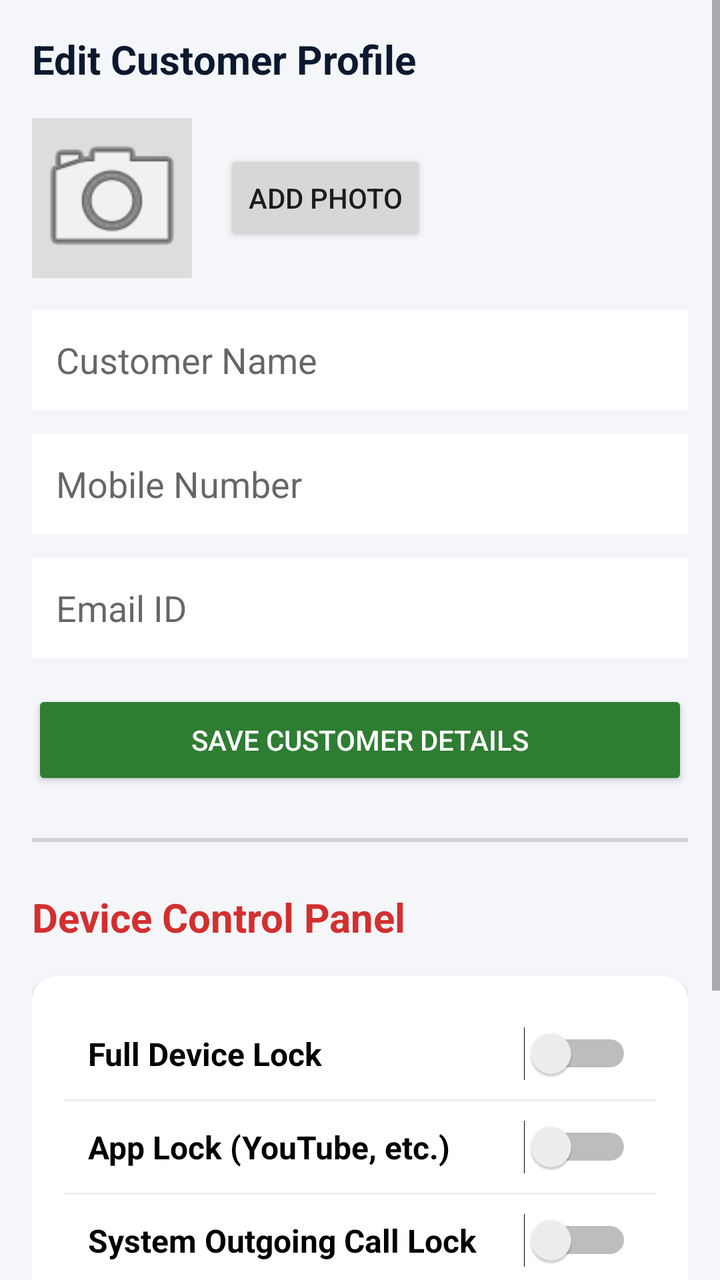
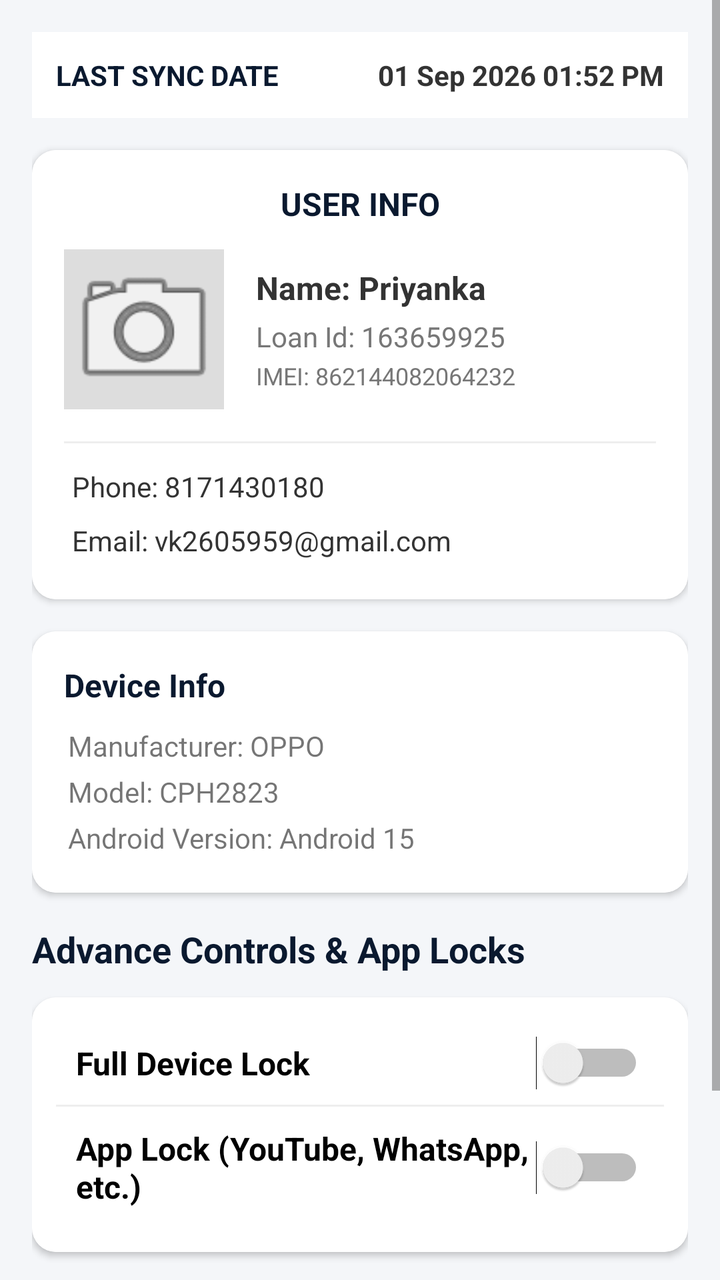

Before-and-after screenshots of an Android layout around one commit, followed by the original layout XML and the change that was made.
<!-- AndroidManifest.xml: application theme Theme.AppCompat.Light.NoActionBar -->
<!-- res/layout/activity_customer_detail_control.xml -->
<?xml version="1.0" encoding="utf-8"?>
<ScrollView xmlns:android="http://schemas.android.com/apk/res/android"
    xmlns:app="http://schemas.android.com/apk/res-auto"
    android:layout_width="match_parent"
    android:layout_height="match_parent"
    android:background="@color/colorBackground"
    android:fillViewport="true">

    <LinearLayout
        android:layout_width="match_parent"
        android:layout_height="wrap_content"
        android:orientation="vertical"
        android:padding="16dp">

        <TextView
            android:layout_width="match_parent"
            android:layout_height="wrap_content"
            android:text="Edit Customer Profile"
            android:textSize="20sp"
            android:textStyle="bold"
            android:textColor="@color/colorPrimary"
            android:layout_marginBottom="16dp"/>

        
        <LinearLayout
            android:layout_width="match_parent"
            android:layout_height="wrap_content"
            android:orientation="horizontal"
            android:gravity="center_vertical"
            android:layout_marginBottom="16dp">
            <ImageView
                android:id="@+id/imgCustomerPhoto"
                android:layout_width="80dp"
                android:layout_height="80dp"
                android:background="#DDDDDD"
                android:src="@android:drawable/ic_menu_camera"
                android:scaleType="centerCrop"/>
            <Button
                android:id="@+id/btnUploadPhoto"
                android:layout_width="wrap_content"
                android:layout_height="wrap_content"
                android:text="Add Photo"
                android:layout_marginStart="16dp"/>
        </LinearLayout>

        
        <EditText
            android:id="@+id/etCustomerName"
            android:layout_width="match_parent"
            android:layout_height="50dp"
            android:hint="Customer Name"
            android:background="@color/white"
            android:padding="12dp"
            android:layout_marginBottom="12dp"/>
            
        <EditText
            android:id="@+id/etCustomerMobile"
            android:layout_width="match_parent"
            android:layout_height="50dp"
            android:hint="Mobile Number"
            android:inputType="phone"
            android:background="@color/white"
            android:padding="12dp"
            android:layout_marginBottom="12dp"/>

        <EditText
            android:id="@+id/etCustomerEmail"
            android:layout_width="match_parent"
            android:layout_height="50dp"
            android:hint="Email ID"
            android:inputType="textEmailAddress"
            android:background="@color/white"
            android:padding="12dp"
            android:layout_marginBottom="16dp"/>

        <Button
            android:id="@+id/btnSaveProfile"
            android:layout_width="match_parent"
            android:layout_height="50dp"
            android:text="Save Customer Details"
            android:backgroundTint="@color/green_success"
            android:textColor="@color/white"
            android:layout_marginBottom="24dp"/>

        
        <View
            android:layout_width="match_parent"
            android:layout_height="2dp"
            android:background="#D1D1D1"
            android:layout_marginBottom="24dp"/>

        <TextView
            android:layout_width="match_parent"
            android:layout_height="wrap_content"
            android:text="Device Control Panel"
            android:textSize="20sp"
            android:textStyle="bold"
            android:textColor="@color/red_danger"
            android:layout_marginBottom="16dp"/>

        
        <androidx.cardview.widget.CardView
            android:layout_width="match_parent"
            android:layout_height="wrap_content"
            android:layout_marginBottom="20dp"
            app:cardCornerRadius="12dp">
            <LinearLayout
                android:layout_width="match_parent"
                android:layout_height="wrap_content"
                android:orientation="vertical"
                android:background="@color/white"
                android:padding="16dp">

                
                <Switch
                    android:id="@+id/switchDeviceLock"
                    android:layout_width="match_parent"
                    android:layout_height="wrap_content"
                    android:text="Full Device Lock"
                    android:textSize="16sp"
                    android:textStyle="bold"
                    android:padding="12dp"/>
                <View android:layout_width="match_parent" android:layout_height="1dp" android:background="#EEEEEE"/>

                
                <Switch
                    android:id="@+id/switchAppLock"
                    android:layout_width="match_parent"
                    android:layout_height="wrap_content"
                    android:text="App Lock (YouTube, etc.)"
                    android:textSize="16sp"
                    android:textStyle="bold"
                    android:padding="12dp"/>
                <View android:layout_width="match_parent" android:layout_height="1dp" android:background="#EEEEEE"/>

                
                <Switch
                    android:id="@+id/switchCallLock"
                    android:layout_width="match_parent"
                    android:layout_height="wrap_content"
                    android:text="System Outgoing Call Lock"
                    android:textSize="16sp"
                    android:textStyle="bold"
                    android:padding="12dp"/>
                <View android:layout_width="match_parent" android:layout_height="1dp" android:background="#EEEEEE"/>

                
                <Switch
                    android:id="@+id/switchSimLock"
                    android:layout_width="match_parent"
                    android:layout_height="wrap_content"
                    android:text="SIM Lock"
                    android:textSize="16sp"
                    android:textStyle="bold"
                    android:padding="12dp"/>

            </LinearLayout>
        </androidx.cardview.widget.CardView>

        
        <Button
            android:id="@+id/btnUninstallSystem"
            android:layout_width="match_parent"
            android:layout_height="55dp"
            android:text="Uninstall System (Remove MDM)"
            android:backgroundTint="#8B0000"
            android:textColor="@color/white"
            android:layout_marginBottom="30dp"/>

    </LinearLayout>
</ScrollView>
<!-- resources referenced by this layout -->
<resources>
  <color name="colorBackground">#F4F6F9</color>
  <color name="colorPrimary">#0A192F</color>
  <color name="green_success">#2E7D32</color>
  <color name="red_danger">#D32F2F</color>
  <color name="white">#FFFFFF</color>
</resources>

<!-- the commit's change to res/layout/activity_customer_detail_control.xml (unified diff, before → after) -->
@@ -12,106 +12,180 @@
         android:orientation="vertical"
         android:padding="16dp">
 
+        
+        <LinearLayout
+            android:layout_width="match_parent"
+            android:layout_height="wrap_content"
+            android:background="@color/white"
+            android:padding="12dp"
+            android:gravity="center_vertical"
+            android:orientation="horizontal"
+            android:layout_marginBottom="16dp">
+            <TextView
+                android:layout_width="0dp"
+                android:layout_height="wrap_content"
+                android:layout_weight="1"
+                android:text="LAST SYNC DATE"
+                android:textStyle="bold"
+                android:textColor="@color/colorPrimary"
+                android:textSize="14sp"/>
+            <TextView
+                android:id="@+id/tvLastSync"
+                android:layout_width="wrap_content"
+                android:layout_height="wrap_content"
+                android:text="01 Sep 2026 01:52 PM"
+                android:textColor="@color/colorTextPrimary"
+                android:textSize="14sp"
+                android:textStyle="bold"/>
+        </LinearLayout>
+
+        
+        <androidx.cardview.widget.CardView
+            android:layout_width="match_parent"
+            android:layout_height="wrap_content"
+            android:layout_marginBottom="16dp"
+            app:cardCornerRadius="12dp"
+            app:cardElevation="2dp">
+            
+            <LinearLayout
+                android:layout_width="match_parent"
+                android:layout_height="wrap_content"
+                android:orientation="vertical"
+                android:padding="16dp"
+                android:background="@color/white">
+
+                <TextView
+                    android:layout_width="match_parent"
+                    android:layout_height="wrap_content"
+                    android:text="USER INFO"
+                    android:gravity="center"
+                    android:textStyle="bold"
+                    android:textColor="@color/colorPrimary"
+                    android:textSize="16sp"
+                    android:layout_marginBottom="12dp"/>
+
+                
+                <LinearLayout
+                    android:layout_width="match_parent"
+                    android:layout_height="wrap_content"
+                    android:orientation="horizontal"
+                    android:gravity="center_vertical"
+                    android:layout_marginBottom="16dp">
+                    
+                    <ImageView
+                        android:id="@+id/imgCustomerPhoto"
+                        android:layout_width="80dp"
+                        android:layout_height="80dp"
+                        android:background="#DDDDDD"
+                        android:src="@android:drawable/ic_menu_camera"
+                        android:scaleType="centerCrop"/>
+
+                    <LinearLayout
+                        android:layout_width="0dp"
+                        android:layout_height="wrap_content"
+                        android:layout_weight="1"
+                        android:layout_marginStart="16dp"
+                        android:orientation="vertical">
+                        
+                        <TextView
+                            android:id="@+id/tvProfileName"
+                            android:layout_width="wrap_content"
+                            android:layout_height="wrap_content"
+                            android:text="Name: Priyanka"
+                            android:textStyle="bold"
+                            android:textColor="@color/colorTextPrimary"
+                            android:textSize="16sp"/>
+                        <TextView
+                            android:id="@+id/tvProfileLoanId"
+                            android:layout_width="wrap_content"
+                            android:layout_height="wrap_content"
+                            android:text="Loan Id: 163659925"
+                            android:textColor="@color/colorTextSecondary"
+                            android:textSize="14sp"
+                            android:layout_marginTop="4dp"/>
+                        <TextView
+                            android:id="@+id/tvProfileImei"
+                            android:layout_width="wrap_content"
+                            android:layout_height="wrap_content"
+                            android:text="IMEI: 862144082064232"
+                            android:textColor="@color/colorTextSecondary"
+                            android:textSize="12sp"
+                            android:layout_marginTop="2dp"/>
+                    </LinearLayout>
+                </LinearLayout>
+
+                <View android:layout_width="match_parent" android:layout_height="1dp" android:background="#EEEEEE" android:layout_marginBottom="8dp"/>
+
+                <TextView
+                    android:id="@+id/tvProfilePhone"
+                    android:layout_width="match_parent"
+                    android:layout_height="wrap_content"
+                    android:text="Phone: 8171430180"
+                    android:textSize="14sp"
+                    android:textColor="@color/colorTextPrimary"
+                    android:padding="4dp"/>
+                <TextView
+                    android:id="@+id/tvProfileEmail"
+                    android:layout_width="match_parent"
+                    android:layout_height="wrap_content"
+                    android:text="Email: vk2605959@gmail.com"
+                    android:textSize="14sp"
+                    android:textColor="@color/colorTextPrimary"
+                    android:padding="4dp"/>
+            </LinearLayout>
+        </androidx.cardview.widget.CardView>
+
+        
+        <androidx.cardview.widget.CardView
+            android:layout_width="match_parent"
+            android:layout_height="wrap_content"
+            android:layout_marginBottom="16dp"
+            app:cardCornerRadius="12dp"
+            app:cardElevation="2dp">
+            
+            <LinearLayout
+                android:layout_width="match_parent"
+                android:layout_height="wrap_content"
+                android:orientation="vertical"
+                android:padding="16dp"
+                android:background="@color/white">
+                <TextView
+                    android:layout_width="match_parent"
+                    android:layout_height="wrap_content"
+                    android:text="Device Info"
+                    android:textStyle="bold"
+                    android:textColor="@color/colorPrimary"
+                    android:textSize="16sp"
+                    android:layout_marginBottom="8dp"/>
+                <TextView android:layout_width="match_parent" android:layout_height="wrap_content" android:text="Manufacturer: OPPO" android:textSize="14sp" android:padding="2dp"/>
+                <TextView android:layout_width="match_parent" android:layout_height="wrap_content" android:text="Model: CPH2823" android:textSize="14sp" android:padding="2dp"/>
+                <TextView android:layout_width="match_parent" android:layout_height="wrap_content" android:text="Android Version: Android 15" android:textSize="14sp" android:padding="2dp"/>
+            </LinearLayout>
+        </androidx.cardview.widget.CardView>
+
+        
         <TextView
             android:layout_width="match_parent"
             android:layout_height="wrap_content"
-            android:text="Edit Customer Profile"
-            android:textSize="20sp"
+            android:text="Advance Controls &amp; App Locks"
             android:textStyle="bold"
             android:textColor="@color/colorPrimary"
-            android:layout_marginBottom="16dp"/>
-
-        
-        <LinearLayout
-            android:layout_width="match_parent"
-            android:layout_height="wrap_content"
-            android:orientation="horizontal"
-            android:gravity="center_vertical"
-            android:layout_marginBottom="16dp">
-            <ImageView
-                android:id="@+id/imgCustomerPhoto"
-                android:layout_width="80dp"
-                android:layout_height="80dp"
-                android:background="#DDDDDD"
-                android:src="@android:drawable/ic_menu_camera"
-                android:scaleType="centerCrop"/>
-            <Button
-                android:id="@+id/btnUploadPhoto"
-                android:layout_width="wrap_content"
-                android:layout_height="wrap_content"
-                android:text="Add Photo"
-                android:layout_marginStart="16dp"/>
-        </LinearLayout>
-
-        
-        <EditText
-            android:id="@+id/etCustomerName"
-            android:layout_width="match_parent"
-            android:layout_height="50dp"
-            android:hint="Customer Name"
-            android:background="@color/white"
-            android:padding="12dp"
+            android:textSize="18sp"
             android:layout_marginBottom="12dp"/>
+
+        <androidx.cardview.widget.CardView
+            android:layout_width="match_parent"
+            android:layout_height="wrap_content"
+            android:layout_marginBottom="24dp"
+            app:cardCornerRadius="12dp">
             
-        <EditText
-            android:id="@+id/etCustomerMobile"
-            android:layout_width="match_parent"
-            android:layout_height="50dp"
-            android:hint="Mobile Number"
-            android:inputType="phone"
-            android:background="@color/white"
-            android:padding="12dp"
-            android:layout_marginBottom="12dp"/>
-
-        <EditText
-            android:id="@+id/etCustomerEmail"
-            android:layout_width="match_parent"
-            android:layout_height="50dp"
-            android:hint="Email ID"
-            android:inputType="textEmailAddress"
-            android:background="@color/white"
-            android:padding="12dp"
-            android:layout_marginBottom="16dp"/>
-
-        <Button
-            android:id="@+id/btnSaveProfile"
-            android:layout_width="match_parent"
-            android:layout_height="50dp"
-            android:text="Save Customer Details"
-            android:backgroundTint="@color/green_success"
-            android:textColor="@color/white"
-            android:layout_marginBottom="24dp"/>
-
-        
-        <View
-            android:layout_width="match_parent"
-            android:layout_height="2dp"
-            android:background="#D1D1D1"
-            android:layout_marginBottom="24dp"/>
-
-        <TextView
-            android:layout_width="match_parent"
-            android:layout_height="wrap_content"
-            android:text="Device Control Panel"
-            android:textSize="20sp"
-            android:textStyle="bold"
-            android:textColor="@color/red_danger"
-            android:layout_marginBottom="16dp"/>
-
-        
-        <androidx.cardview.widget.CardView
-            android:layout_width="match_parent"
-            android:layout_height="wrap_content"
-            android:layout_marginBottom="20dp"
-            app:cardCornerRadius="12dp">
             <LinearLayout
                 android:layout_width="match_parent"
                 android:layout_height="wrap_content"
                 android:orientation="vertical"
                 android:background="@color/white"
-                android:padding="16dp">
-
-                
+                android:padding="12dp">
+
                 <Switch
                     android:id="@+id/switchDeviceLock"
                     android:layout_width="match_parent"
@@ -119,41 +193,17 @@
                     android:text="Full Device Lock"
                     android:textSize="16sp"
                     android:textStyle="bold"
-                    android:padding="12dp"/>
+                    android:padding="10dp"/>
                 <View android:layout_width="match_parent" android:layout_height="1dp" android:background="#EEEEEE"/>
 
-                
                 <Switch
                     android:id="@+id/switchAppLock"
                     android:layout_width="match_parent"
                     android:layout_height="wrap_content"
-                    android:text="App Lock (YouTube, etc.)"
-                    android:textSize="16sp"
-                    android:textStyle="bold"
-                    android:padding="12dp"/>
-                <View android:layout_width="match_parent" android:layout_height="1dp" android:background="#EEEEEE"/>
-
-                
-                <Switch
-                    android:id="@+id/switchCallLock"
-                    android:layout_width="match_parent"
-                    android:layout_height="wrap_content"
-                    android:text="System Outgoing Call Lock"
-                    android:textSize="16sp"
-                    android:textStyle="bold"
-                    android:padding="12dp"/>
-                <View android:layout_width="match_parent" android:layout_height="1dp" android:background="#EEEEEE"/>
-
-                
-                <Switch
-                    android:id="@+id/switchSimLock"
-                    android:layout_width="match_parent"
-                    android:layout_height="wrap_content"
-                    android:text="SIM Lock"
-                    android:textSize="16sp"
-                    android:textStyle="bold"
-                    android:padding="12dp"/>
-
+                    android:text="App Lock (YouTube, WhatsApp, etc.)"
+                    android:textSize="16sp"
+                    android:textStyle="bold"
+                    android:padding="10dp"/>
             </LinearLayout>
         </androidx.cardview.widget.CardView>
 
@@ -162,9 +212,11 @@
             android:id="@+id/btnUninstallSystem"
             android:layout_width="match_parent"
             android:layout_height="55dp"
-            android:text="Uninstall System (Remove MDM)"
+            android:text="Uninstall (Remove Device Ownership)"
             android:backgroundTint="#8B0000"
             android:textColor="@color/white"
+            android:textSize="15sp"
+            android:textStyle="bold"
             android:layout_marginBottom="30dp"/>
 
     </LinearLayout>
<!-- resource entries referenced after the edit -->
@@ -2,8 +2,8 @@
 <resources>
   <color name="colorBackground">#F4F6F9</color>
   <color name="colorPrimary">#0A192F</color>
-  <color name="green_success">#2E7D32</color>
-  <color name="red_danger">#D32F2F</color>
+  <color name="colorTextPrimary">#333333</color>
+  <color name="colorTextSecondary">#777777</color>
   <color name="white">#FFFFFF</color>
 </resources>
 
